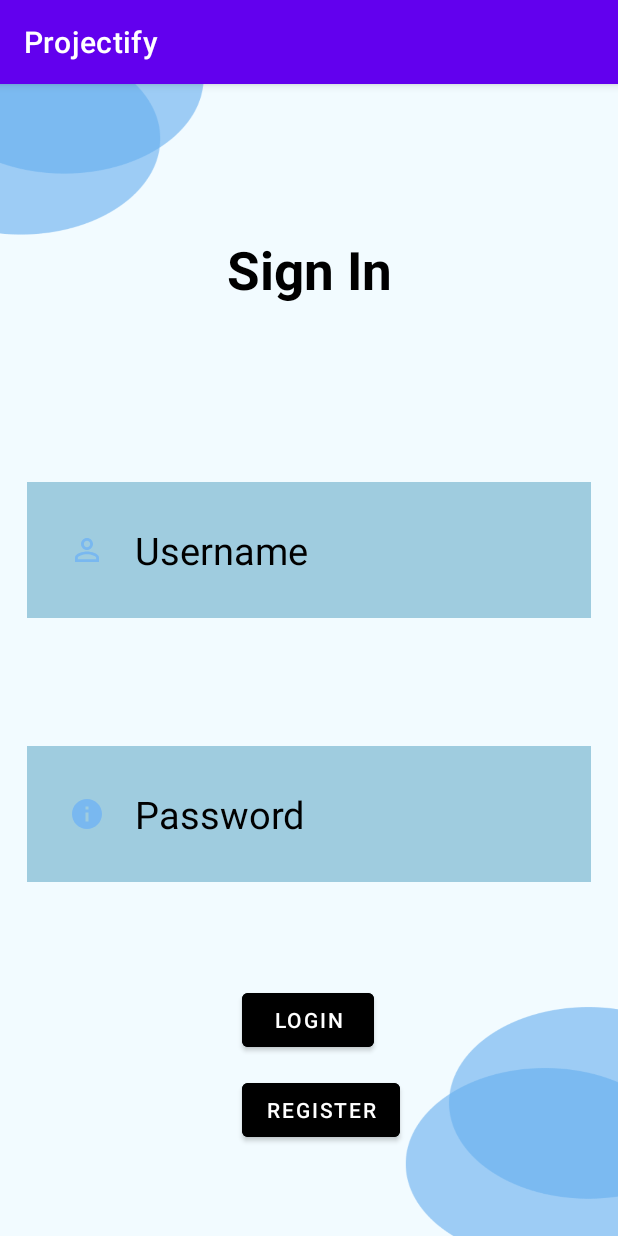
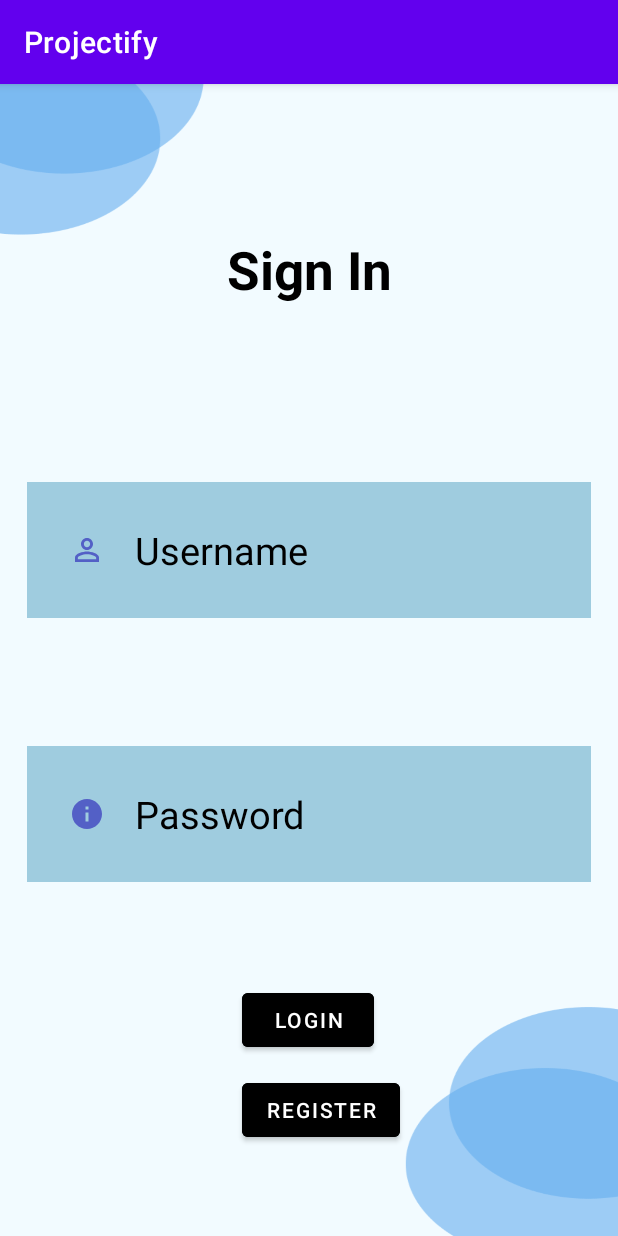
Before and after one commit to Sahan7/ProjectiFY, an Android app: the screen it shows after launch (MainActivity), on a phone screen of 412 x 824 dp. Run offline under Robolectric (Android 15) with nearby library versions, the phone set to English and light mode, and no system bars.

Commit message:
Changed color

```diff
--- a/app/src/main/res/drawable/ic_baseline_info_24.xml
+++ b/app/src/main/res/drawable/ic_baseline_info_24.xml
@@ -1,4 +1,4 @@
-<vector android:height="24dp" android:tint="#79B8F0"
+<vector android:height="24dp" android:tint="#5360C6"
     android:viewportHeight="24" android:viewportWidth="24"
     android:width="24dp" xmlns:android="http://schemas.android.com/apk/res/android">
     <path android:fillColor="@android:color/white" android:pathData="M12,2C6.48,2 2,6.48 2,12s4.48,10 10,10 10,-4.48 10,-10S17.52,2 12,2zM13,17h-2v-6h2v6zM13,9h-2L11,7h2v2z"/>
--- a/app/src/main/res/drawable/ic_baseline_person_outline_24.xml
+++ b/app/src/main/res/drawable/ic_baseline_person_outline_24.xml
@@ -1,4 +1,4 @@
-<vector android:height="24dp" android:tint="#79B8F0"
+<vector android:height="24dp" android:tint="#5360C6"
     android:viewportHeight="24" android:viewportWidth="24"
     android:width="24dp" xmlns:android="http://schemas.android.com/apk/res/android">
     <path android:fillColor="@android:color/black" android:pathData="M12,5.9c1.16,0 2.1,0.94 2.1,2.1s-0.94,2.1 -2.1,2.1S9.9,9.16 9.9,8s0.94,-2.1 2.1,-2.1m0,9c2.97,0 6.1,1.46 6.1,2.1v1.1L5.9,18.1L5.9,17c0,-0.64 3.13,-2.1 6.1,-2.1M12,4C9.79,4 8,5.79 8,8s1.79,4 4,4 4,-1.79 4,-4 -1.79,-4 -4,-4zM12,13c-2.67,0 -8,1.34 -8,4v3h16v-3c0,-2.66 -5.33,-4 -8,-4z"/>
```
